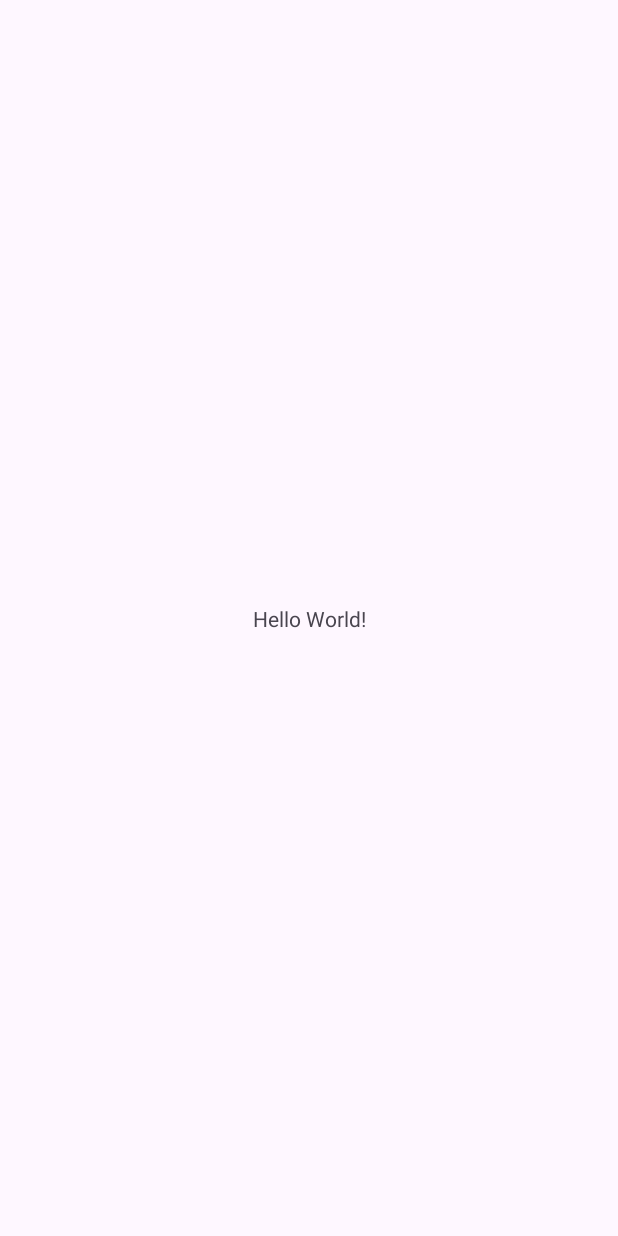
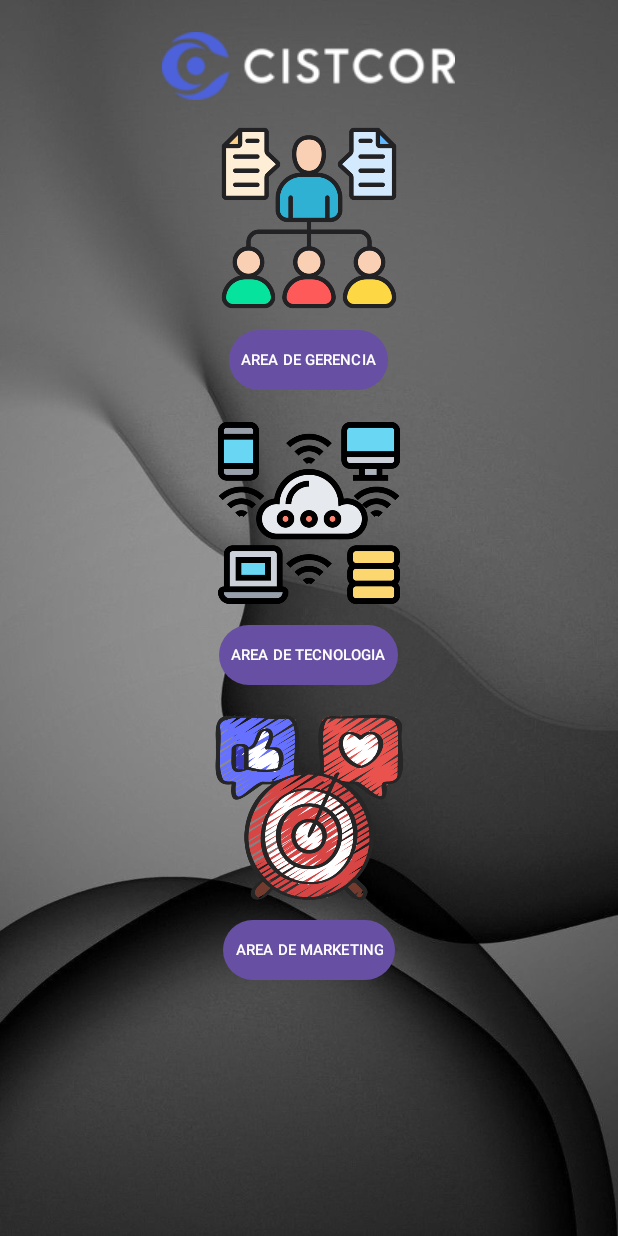
Before and after one commit to ZinedineT/Inventario, an Android app: the screen it shows after launch (MainActivity), on a phone screen of 412 x 824 dp. Before the commit the screen is almost empty. Run offline under Robolectric (Android 15) with nearby library versions, the phone set to English and light mode, and no system bars.

Commit message:
Vista principal de la aplicacion con iconos y botones

```diff
--- a/app/src/main/res/layout/activity_main.xml
+++ b/app/src/main/res/layout/activity_main.xml
@@ -5,15 +5,67 @@
     android:id="@+id/main"
     android:layout_width="match_parent"
     android:layout_height="match_parent"
+    android:background="@drawable/fondo"
     tools:context=".MainActivity">
 
-    <TextView
-        android:layout_width="wrap_content"
-        android:layout_height="wrap_content"
-        android:text="Hello World!"
+    <LinearLayout
+        android:layout_width="match_parent"
+        android:layout_height="match_parent"
+        android:orientation="vertical"
+        android:gravity="center_horizontal"
+        android:padding="16dp"
         app:layout_constraintBottom_toBottomOf="parent"
         app:layout_constraintEnd_toEndOf="parent"
         app:layout_constraintStart_toStartOf="parent"
-        app:layout_constraintTop_toTopOf="parent" />
+        app:layout_constraintTop_toTopOf="parent">
 
+        <ImageView
+            android:layout_width="wrap_content"
+            android:layout_height="wrap_content"
+            android:layout_marginTop="5dp"
+            android:layout_marginBottom="16dp"
+            android:src="@drawable/logo" />
+
+        <ImageView
+            android:layout_width="125dp"
+            android:layout_height="125dp"
+            android:layout_marginBottom="8dp"
+            android:src="@drawable/gerencia" />
+        <Button
+            android:layout_width="wrap_content"
+            android:layout_height="wrap_content"
+            android:text="AREA DE GERENCIA"
+            android:textSize="10sp"
+            android:textColor="@android:color/white"
+            android:padding="8dp"
+            android:layout_marginBottom="15dp"/>
+        <ImageView
+            android:layout_width="125dp"
+            android:layout_height="125dp"
+            android:layout_marginBottom="8dp"
+            android:src="@drawable/tecnologia" />
+        <Button
+            android:layout_width="wrap_content"
+            android:layout_height="wrap_content"
+            android:text="AREA DE TECNOLOGIA"
+            android:textSize="10sp"
+            android:textColor="@android:color/white"
+            android:padding="8dp"
+            android:layout_marginBottom="15dp"/>
+        <ImageView
+            android:layout_width="125dp"
+            android:layout_height="125dp"
+            android:src="@drawable/marketing"
+            android:layout_marginBottom="8dp"/>
+        <Button
+            android:layout_width="wrap_content"
+            android:layout_height="wrap_content"
+            android:text="AREA DE MARKETING"
+            android:textSize="10sp"
+            android:textColor="@android:color/white"
+            android:padding="8dp"
+            android:layout_marginBottom="15dp"/>
+
+
+    </LinearLayout>
 </androidx.constraintlayout.widget.ConstraintLayout>
```
Also changed, not shown: app/src/main/res/drawable/fondo.jpg (added), app/src/main/res/drawable/gerencia.png (added), app/src/main/res/drawable/logo.png (added), app/src/main/res/drawable/marketing.png (added), app/src/main/res/drawable/tecnologia.png (added).
